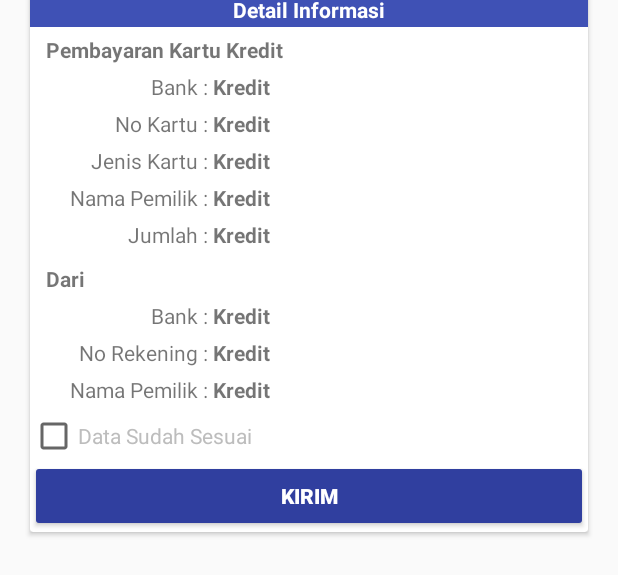
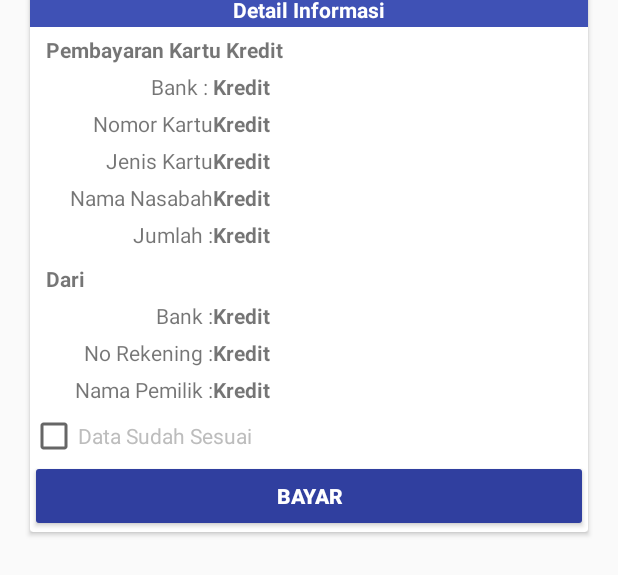
Before and after one commit to daniramdan74/Develop, an Android app: the layout fragment_payment_credit_card.xml on its own in the app's theme, with its tools: preview values and no code run, on a phone screen of 412 x 824 dp. Shown: the part 309-884 px from the top of the screen. Run offline under Robolectric (Android 15) with nearby library versions, the phone set to English and light mode, and no system bars.

```diff
--- a/app/src/main/java/com/dipesan/miniatm/miniatm/view/payment/InternetFragment.java
+++ b/app/src/main/java/com/dipesan/miniatm/miniatm/view/payment/InternetFragment.java
@@ -130,9 +130,9 @@ public class InternetFragment extends Fragment implements CompoundButton.OnCheck
                 printer.printerInit();
                 printer.setFontSize(24);
                 printer.printText("===============================");
-                printer.printText("\nPembayaran Internet");
+                printer.printText("\n"+getString(R.string.internet));
                 printer.printText("\n===============================");
-                printer.printText("\nPenyedia : ");
+                printer.printText("\n"+getString(R.string.phonecreditProvider));
                 printer.printText("\n"+fragpaymentInternetProvidersTextView.getText().toString());
                 printer.printText("\nID PEL/No Referensi : ");
                 printer.printText("\n"+fragpaymentInternetAccountNumberTextView.getText().toString());
@@ -153,7 +153,7 @@ public class InternetFragment extends Fragment implements CompoundButton.OnCheck
         fragpaymentInternetAccountNumberEditText.setText(null);
         fragpaymentInternetProvidersEditText.setText(null);
         fragpaymentInternetProcessButton.setEnabled(true);
-        Toast.makeText(getActivity(), "Pembayaran Telepon Prabayar\n Berhasil dilakukan", Toast.LENGTH_SHORT).show();
+        Toast.makeText(getActivity(), ""+getString(R.string.transactionsuccess), Toast.LENGTH_SHORT).show();
         fragpaymentInternetDataMatchesCheckBox.setChecked(false);
     }
 
--- a/app/src/main/res/layout/fragment_payment_credit_card.xml
+++ b/app/src/main/res/layout/fragment_payment_credit_card.xml
@@ -96,7 +96,7 @@
                                 android:layout_marginBottom="2dp"
                                 android:layout_marginTop="2dp"
                                 android:gravity="center_horizontal"
-                                android:text="Detail Informasi"
+                                android:text="@string/detailedinformation"
                                 android:textColor="@color/colorTextIcons"
                                 android:textStyle="bold"
                                 />
@@ -113,10 +113,10 @@
                             <TextView
 
                                 android:id="@+id/textview1"
-                                android:layout_width="match_parent"
+                                android:layout_width="wrap_content"
                                 android:layout_height="wrap_content"
                                 android:layout_marginLeft="5dp"
-                                android:text="Pembayaran Kartu Kredit"
+                                android:text="@string/paymentscreditcard"
                                 android:textStyle="bold"/>
 
                             <TextView
@@ -136,7 +136,7 @@
                                 android:layout_alignRight="@+id/textview2"
                                 android:layout_below="@+id/textview2"
                                 android:layout_marginTop="5dp"
-                                android:text="No Kartu : "
+                                android:text="@string/numbercard"
                                 />
 
                             <TextView
@@ -147,7 +147,7 @@
                                 android:layout_below="@+id/textview3"
                                 android:layout_marginLeft="5dp"
                                 android:layout_marginTop="5dp"
-                                android:text="Jenis Kartu : "
+                                android:text="@string/typecard"
                                 />
 
                             <TextView
@@ -158,7 +158,7 @@
                                 android:layout_below="@+id/textview4"
                                 android:layout_marginLeft="5dp"
                                 android:layout_marginTop="5dp"
-                                android:text="Nama Pemilik : "
+                                android:text="@string/customer_name"
                                 />
 
                             <TextView
@@ -169,7 +169,7 @@
                                 android:layout_below="@+id/textview5"
                                 android:layout_marginLeft="5dp"
                                 android:layout_marginTop="5dp"
-                                android:text="Jumlah : "
+                                android:text="@string/interbankAmount"
                                 />
 
 
@@ -180,7 +180,7 @@
                                 android:layout_below="@+id/textview6"
                                 android:layout_marginLeft="5dp"
                                 android:layout_marginTop="10dp"
-                                android:text="Dari"
+                                android:text="@string/from"
                                 android:textStyle="bold"/>
 
                             <TextView
@@ -191,7 +191,7 @@
                                 android:layout_below="@+id/textview7"
                                 android:layout_marginLeft="5dp"
                                 android:layout_marginTop="5dp"
-                                android:text="Bank : "/>
+                                android:text="@string/interbankBank"/>
 
                             <TextView
                                 android:id="@+id/textview9"
@@ -201,7 +201,7 @@
                                 android:layout_below="@+id/textview8"
                                 android:layout_marginLeft="5dp"
                                 android:layout_marginTop="5dp"
-                                android:text="No Rekening : "/>
+                                android:text="@string/interbankAccountNumber"/>
 
                             <TextView
                                 android:id="@+id/textview10"
@@ -211,7 +211,7 @@
                                 android:layout_below="@+id/textview9"
                                 android:layout_marginLeft="5dp"
                                 android:layout_marginTop="5dp"
-                                android:text="Nama Pemilik : "/>
+                                android:text="@string/interbankAccountName"/>
 
                             <TextView
                                 android:id="@+id/fragpayment_credit_card_bank_text_view"
@@ -299,7 +299,7 @@
                             android:id="@+id/fragpayment_credit_send_button"
                             android:layout_width="match_parent"
                             android:layout_height="wrap_content"
-                            android:text="@string/send"
+                            android:text="@string/pay"
                             android:textStyle="bold"
                             android:theme="@style/ButtonTheme"/>
                     </LinearLayout>
--- a/app/src/main/res/values/strings.xml
+++ b/app/src/main/res/values/strings.xml
@@ -108,4 +108,23 @@
     <string name="from">Dari</string>
     <string name="to">Kepada</string>
     <string name="transfersuccess">Transfer Berhasil</string>
+    <string name="transactionsuccess">Transaksi Berhasil</string>
+    <string name="adminbank">Admin Bank</string>
+    <string name="detailedinformation">Detail Informasi</string>
+    <string name="paymentscreditcard">Pembayaran Kartu Kredit</string>
+    <string name="numbercard">Nomor Kartu</string>
+    <string name="typecard">Jenis Kartu</string>
+    <string name="paymentpostpaidphone">Pembayaran Telepon Pascabayar</string>
+    <string name="pay">Bayar</string>
+    <string name="paymentinternet">Pemabayaran Internet</string>
+    <string name="paymentelectric">Pembayaran Listrik</string>
+    <string name="mountyears">Bulan</string>
+    <string name="month">Bulan</string>
+    <string name="paymentwater">Pembayaran PDAM</string>
+    <string name="address">Alamat</string>
+    <string name="period">Periode</string>
+    <string name="group">Golongan</string>
+    <string name="usage">Pemakaian</string>
+    <string name="paymentinsurance">Pembayaran Asuransi</string>
+    <string name="paymenttelevision">Pembayaran Televisi Prabayar</string>
 </resources>
```
Also changed, not shown: app/src/main/java/com/dipesan/miniatm/miniatm/view/purchase/PurchaseElectricTokenFragment.java (+8 -8 lines), app/src/main/java/com/dipesan/miniatm/miniatm/view/purchase/PurchasePhoneCreditFragment.java (+6 -6 lines), app/src/main/res/layout/fragment_internet.xml (+9 -9 lines), app/src/main/res/layout/fragment_payment_electric.xml (+8 -8 lines), app/src/main/res/layout/fragment_payment_insurance.xml (+7 -7 lines), app/src/main/res/layout/fragment_payment_post_paid_phone.xml (+7 -7 lines), app/src/main/res/layout/fragment_payment_television.xml (+7 -7 lines), app/src/main/res/layout/fragment_payment_water.xml (+11 -11 lines), 2 other files.
